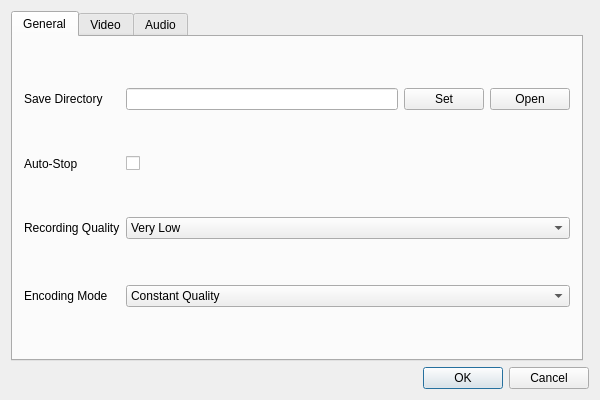
The window that src/Windows/QtRecordingControlsDialog/qtrecordingcontrolsdialog.ui (m-riley04/ModularSensorSystem) describes before a commit, drawn with Qt 5.
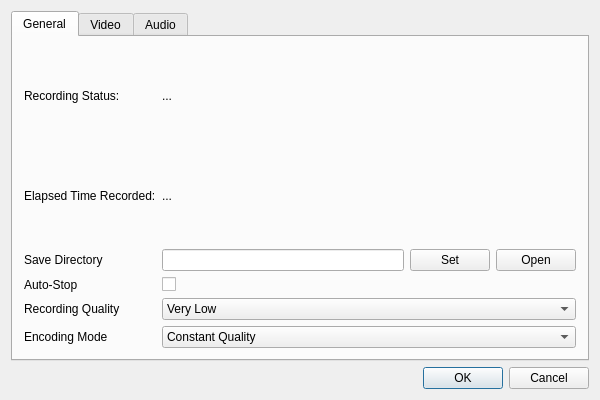
The same window after the commit.

Commit message: add better recording

Diff of the .ui file:
```diff
--- a/src/Windows/QtRecordingControlsDialog/qtrecordingcontrolsdialog.ui
+++ b/src/Windows/QtRecordingControlsDialog/qtrecordingcontrolsdialog.ui
@@ -14,7 +14,7 @@
    <string>QtRecordingControlsDialog</string>
   </property>
   <layout class="QGridLayout" name="gridLayout">
-   <item row="1" column="0">
+   <item row="2" column="0" colspan="2">
     <widget class="QTabWidget" name="tabs">
      <property name="currentIndex">
       <number>0</number>
@@ -24,28 +24,28 @@
        <string>General</string>
       </attribute>
       <layout class="QGridLayout" name="gridLayout_3">
-       <item row="2" column="0">
+       <item row="4" column="0">
         <widget class="QLabel" name="label_3">
          <property name="text">
           <string>Recording Quality</string>
          </property>
         </widget>
        </item>
-       <item row="0" column="2">
+       <item row="2" column="2">
         <widget class="QPushButton" name="buttonSetOutput">
          <property name="text">
           <string>Set</string>
          </property>
         </widget>
        </item>
-       <item row="0" column="1">
+       <item row="2" column="1">
         <widget class="QLineEdit" name="inputSaveDirectory">
          <property name="readOnly">
           <bool>true</bool>
          </property>
         </widget>
        </item>
-       <item row="2" column="1" colspan="3">
+       <item row="4" column="1" colspan="3">
         <widget class="QComboBox" name="dropdownQuality">
          <item>
           <property name="text">
@@ -74,28 +74,28 @@
          </item>
         </widget>
        </item>
-       <item row="1" column="0">
+       <item row="3" column="0">
         <widget class="QLabel" name="label_12">
          <property name="text">
           <string>Auto-Stop</string>
          </property>
         </widget>
        </item>
-       <item row="0" column="0">
+       <item row="2" column="0">
         <widget class="QLabel" name="label_8">
          <property name="text">
           <string>Save Directory</string>
          </property>
         </widget>
        </item>
-       <item row="3" column="0">
+       <item row="5" column="0">
         <widget class="QLabel" name="label_4">
          <property name="text">
           <string>Encoding Mode</string>
          </property>
         </widget>
        </item>
-       <item row="3" column="1" colspan="3">
+       <item row="5" column="1" colspan="3">
         <widget class="QComboBox" name="dropdownEncodingMode">
          <item>
           <property name="text">
@@ -119,20 +119,48 @@
          </item>
         </widget>
        </item>
-       <item row="1" column="1" colspan="3">
+       <item row="3" column="1" colspan="3">
         <widget class="QCheckBox" name="checkboxAutoStop">
          <property name="text">
           <string/>
          </property>
         </widget>
        </item>
-       <item row="0" column="3">
+       <item row="2" column="3">
         <widget class="QPushButton" name="buttonOpenOutput">
          <property name="text">
           <string>Open</string>
          </property>
         </widget>
        </item>
+       <item row="1" column="0">
+        <widget class="QLabel" name="label_18">
+         <property name="text">
+          <string>Elapsed Time Recorded:</string>
+         </property>
+        </widget>
+       </item>
+       <item row="0" column="0">
+        <widget class="QLabel" name="label">
+         <property name="text">
+          <string>Recording Status: </string>
+         </property>
+        </widget>
+       </item>
+       <item row="0" column="1" colspan="3">
+        <widget class="QLabel" name="labelRecordingStatus">
+         <property name="text">
+          <string>...</string>
+         </property>
+        </widget>
+       </item>
+       <item row="1" column="1" colspan="3">
+        <widget class="QLabel" name="labelElapsedTime">
+         <property name="text">
+          <string>...</string>
+         </property>
+        </widget>
+       </item>
       </layout>
      </widget>
      <widget class="QWidget" name="tabVideo">
@@ -305,7 +333,7 @@
      </widget>
     </widget>
    </item>
-   <item row="2" column="0" colspan="2">
+   <item row="3" column="0" colspan="2">
     <widget class="QDialogButtonBox" name="buttonBox">
      <property name="standardButtons">
       <set>QDialogButtonBox::StandardButton::Cancel|QDialogButtonBox::StandardButton::Ok</set>
```
The commit also changes 3 other files.
